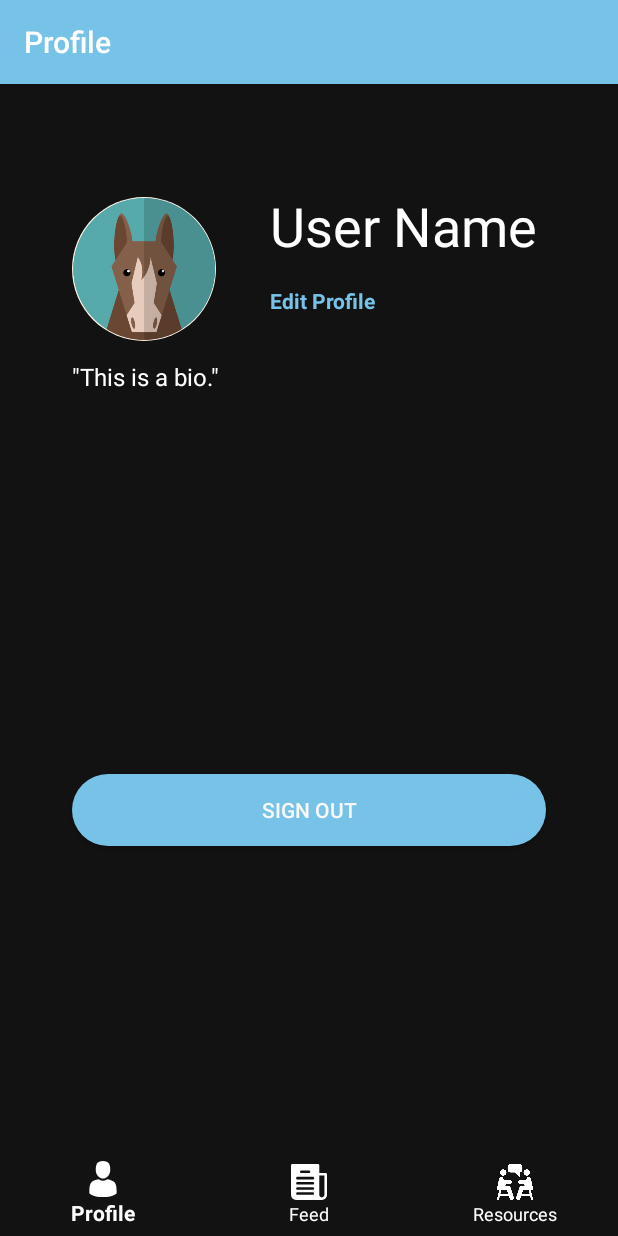
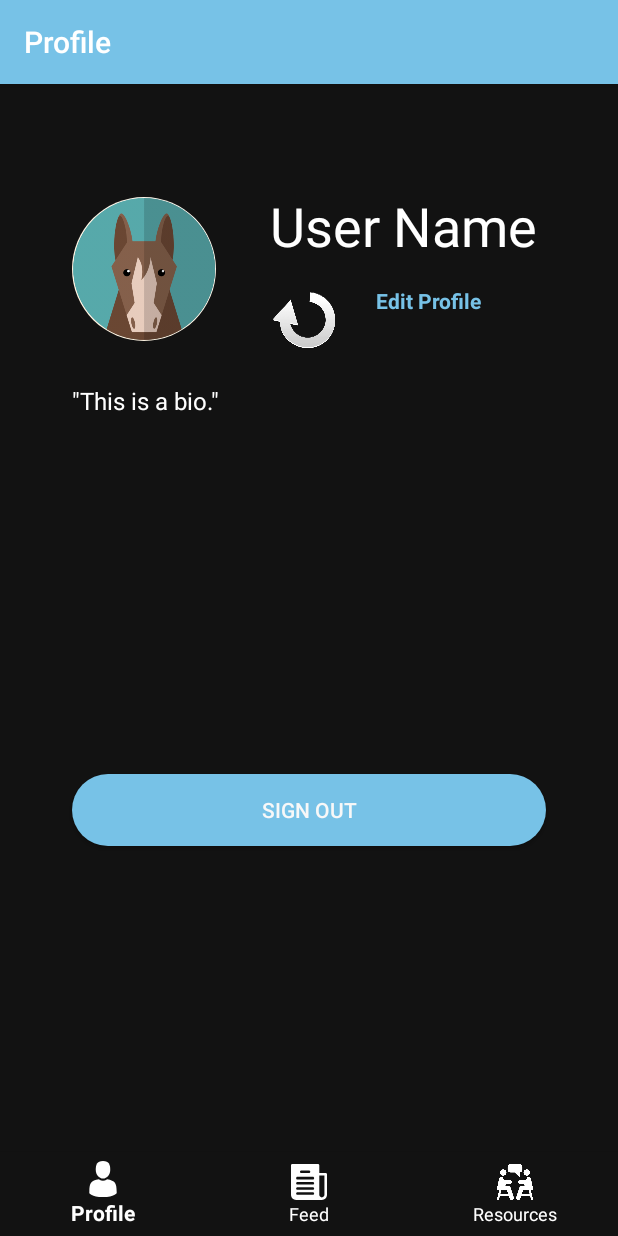
Before and after one commit to lil55cy/StorySharing, an Android app: the ProfileFragment screen opened through its navigation route, on a phone screen of 412 x 824 dp. Run offline under Robolectric (Android 15) with nearby library versions, the phone set to English and light mode, and no system bars; our stand-ins replace CircleImageView, Firebase (no records; nobody signed in at launch, a user with empty details on screens opened directly), navigation-ui; 2 statements that could not run were skipped.

Commit message:
rotate button

```diff
--- a/StorySharing/app/src/main/java/com/example/storysharing/ui/profile/ProfileFragment.java
+++ b/StorySharing/app/src/main/java/com/example/storysharing/ui/profile/ProfileFragment.java
@@ -16,6 +16,8 @@ import androidx.annotation.NonNull;
 import androidx.fragment.app.Fragment;
 
 import com.example.storysharing.EditProfileActivity;
+import com.example.storysharing.FirebaseUtility;
+import com.example.storysharing.MainActivity;
 import com.example.storysharing.R;
 import com.example.storysharing.ui.login.LoginActivity;
 import com.google.android.gms.tasks.OnFailureListener;
@@ -97,6 +99,22 @@ public class ProfileFragment extends Fragment {
             }
         });
 
+        root.findViewById(R.id.button).setOnClickListener(new View.OnClickListener() {
+            @Override
+            public void onClick(View view) {
+
+                mStorage.child(mAuth.getUid()).getBytes(5000000).addOnSuccessListener(new OnSuccessListener<byte[]>() {
+                    @Override
+                    public void onSuccess(byte[] bytes) {
+                        Bitmap bitmap = BitmapFactory.decodeByteArray(bytes , 0, bytes.length);
+                        FirebaseUtility.rotateImage(bitmap);
+
+                        startActivity(new Intent(getContext(), MainActivity.class));
+                    }
+                });
+
+            }
+        });
         return root;
     }
 
--- a/StorySharing/app/src/main/res/layout/activity_profile_info.xml
+++ b/StorySharing/app/src/main/res/layout/activity_profile_info.xml
@@ -38,7 +38,7 @@
 
     <TextView
         android:id="@+id/bio"
-        android:layout_width="wrap_content"
+        android:layout_width="330dp"
         android:layout_height="wrap_content"
         android:layout_marginTop="30dp"
         android:maxLines="12"
--- a/StorySharing/app/src/main/res/layout/fragment_profile.xml
+++ b/StorySharing/app/src/main/res/layout/fragment_profile.xml
@@ -37,8 +37,8 @@
         android:id="@+id/bio"
         android:layout_width="320dp"
         android:layout_height="wrap_content"
-        android:layout_marginTop="30dp"
-        android:maxLines="11"
+        android:layout_marginTop="20dp"
+        android:maxLines="10"
         android:text='"This is a bio."'
         android:textColor="@color/white"
         android:textSize="16sp"
@@ -47,18 +47,19 @@
         app:layout_constraintEnd_toEndOf="parent"
         app:layout_constraintHorizontal_bias="0.0"
         app:layout_constraintStart_toStartOf="@+id/profile_photo"
-        app:layout_constraintTop_toBottomOf="@+id/email" />
+        app:layout_constraintTop_toBottomOf="@+id/button" />
 
     <TextView
         android:id="@+id/email"
         android:layout_width="wrap_content"
         android:layout_height="wrap_content"
         android:layout_marginTop="16dp"
+        android:layout_marginStart="25dp"
         android:clickable="true"
         android:text="Edit Profile"
         android:textColor="@color/colorAccent"
         android:textStyle="bold"
-        app:layout_constraintStart_toStartOf="@+id/name"
+        app:layout_constraintStart_toEndOf="@id/button"
         app:layout_constraintTop_toBottomOf="@+id/name" />
 
 
@@ -77,4 +78,13 @@
         app:layout_constraintHorizontal_bias="0.0"
         app:layout_constraintStart_toStartOf="parent"
         app:layout_constraintTop_toTopOf="parent" />
+
+
+    <Button
+        android:id="@+id/button"
+        android:layout_width="45dp"
+        android:layout_height="45dp"
+        android:background="@drawable/rotate"
+        app:layout_constraintStart_toStartOf="@id/name"
+        app:layout_constraintTop_toTopOf="@id/email" />
 </androidx.constraintlayout.widget.ConstraintLayout>
```
Also changed, not shown: StorySharing/app/src/main/java/com/example/storysharing/EditProfileActivity.java (+0 -26 lines), StorySharing/app/src/main/res/layout/activity_edit_profile.xml (+0 -9 lines), 1 other file.
